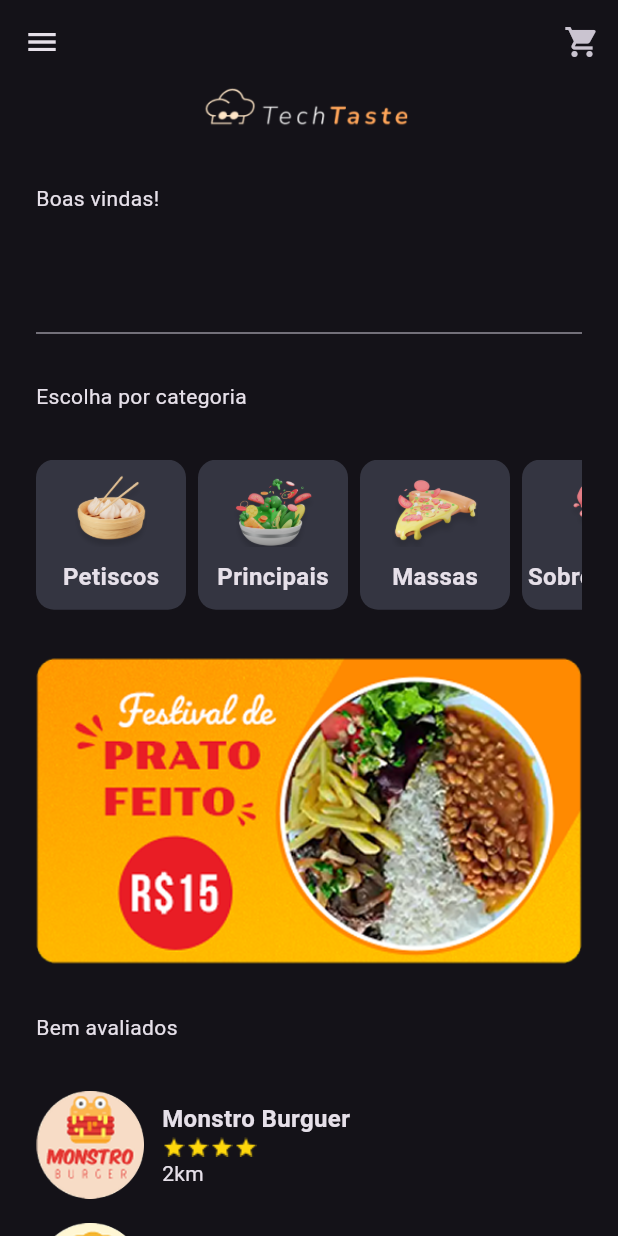
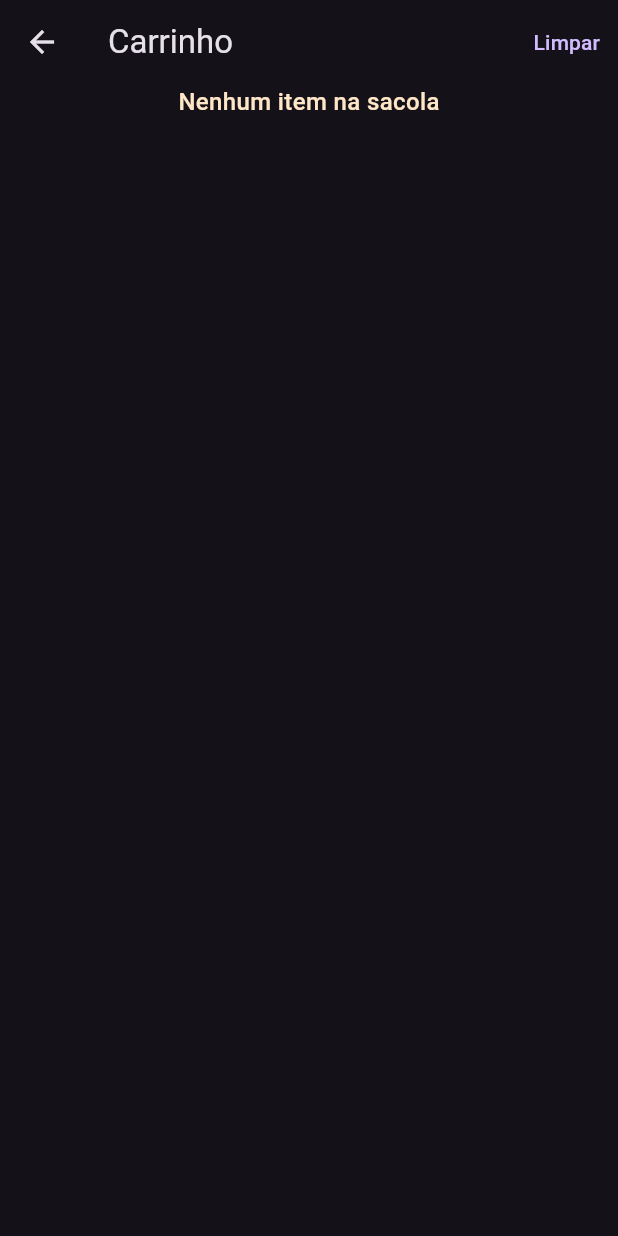
Before and after one commit to sucodelarangela/flutter-delivery-app, a Flutter app: the screen it shows after launch, after a tap on "Bora!", after a tap on the "shopping cart" icon, on a phone screen of 412 x 824 dp. Run offline on Flutter 3.47's test engine with Material 3 defaults, Android fonts, the phone set to English and light mode, and no system bars; our stand-ins replace badges.

Commit message:
feat: shopping cart

```diff
--- a/lib/main.dart
+++ b/lib/main.dart
@@ -38,6 +38,10 @@ class MyApp extends StatelessWidget {
 
   @override
   Widget build(BuildContext context) {
-    return MaterialApp(theme: AppTheme.appTheme, home: SplashScreen());
+    return MaterialApp(
+      debugShowCheckedModeBanner: false,
+      theme: AppTheme.appTheme,
+      home: SplashScreen(),
+    );
   }
 }
--- /dev/null
+++ b/lib/ui/_core/widgets/appbar.dart
@@ -0,0 +1,36 @@
+import 'package:flutter/material.dart';
+import 'package:flutter_delivery_app/ui/_core/cart_provider.dart';
+import 'package:flutter_delivery_app/ui/checkout/checkout_screen.dart';
+import 'package:provider/provider.dart';
+import 'package:badges/badges.dart' as badges;
+
+AppBar getAppBar({required BuildContext context, String? title}) {
+  // AppBar recebe um listener de CartProvider
+  CartProvider cartProvider = Provider.of<CartProvider>(context);
+  return AppBar(
+    title: title != null ? Text(title) : null,
+    centerTitle: true,
+    actions: [
+      badges.Badge(
+        showBadge: cartProvider.dishesOnCart.isNotEmpty,
+        position: badges.BadgePosition.bottomStart(start: 0, bottom: 0),
+        badgeContent: Text(
+          cartProvider.dishesOnCart.length.toString(),
+          style: TextStyle(fontSize: 10),
+        ),
+        child: IconButton(
+          onPressed:
+              () => Navigator.push(
+                context,
+                MaterialPageRoute(
+                  builder: (context) {
+                    return CheckoutScreen();
+                  },
+                ),
+              ),
+          icon: Icon(Icons.shopping_cart),
+        ),
+      ),
+    ],
+  );
+}
--- /dev/null
+++ b/lib/ui/checkout/checkout_screen.dart
@@ -0,0 +1,95 @@
+import 'package:flutter/material.dart';
+import 'package:flutter_delivery_app/model/dish.dart';
+import 'package:flutter_delivery_app/ui/_core/app_colors.dart';
+import 'package:flutter_delivery_app/ui/_core/cart_provider.dart';
+import 'package:provider/provider.dart';
+
+class CheckoutScreen extends StatelessWidget {
+  const CheckoutScreen({super.key});
+
+  @override
+  Widget build(BuildContext context) {
+    CartProvider cartProvider = Provider.of<CartProvider>(context);
+
+    return Scaffold(
+      appBar: AppBar(
+        title: Text("Carrinho"),
+        actions: [
+          TextButton(
+            onPressed: () => cartProvider.clearCart(),
+            child: Text("Limpar"),
+          ),
+        ],
+      ),
+      body:
+          cartProvider.dishesOnCart.isEmpty
+              ? const Row(
+                mainAxisAlignment: MainAxisAlignment.center,
+                children: [
+                  Text(
+                    'Nenhum item na sacola',
+                    style: TextStyle(
+                      fontSize: 16,
+                      fontWeight: FontWeight.w500,
+                      color: AppColors.lightOrange,
+                    ),
+                  ),
+                ],
+              )
+              : Padding(
+                padding: const EdgeInsets.symmetric(horizontal: 24),
+                child: SingleChildScrollView(
+                  child: Column(
+                    crossAxisAlignment: CrossAxisAlignment.start,
+                    children: [
+                      Text("Pedidos"),
+                      Column(
+                        children: List.generate(
+                          cartProvider.getDishMapByAmount().keys.length,
+                          (index) {
+                            Dish dish =
+                                cartProvider
+                                    .getDishMapByAmount()
+                                    .keys
+                                    .toList()[index];
+                            return ListTile(
+                              leading: Image.asset(
+                                'assets/dishes/default.png',
+                                width: 48,
+                              ),
+                              title: Text(dish.name),
+                              subtitle: Text(
+                                'R\$ ${dish.price.toStringAsFixed(2)}',
+                              ),
+                              trailing: Row(
+                                mainAxisSize: MainAxisSize.min,
+                                children: [
+                                  IconButton(
+                                    onPressed:
+                                        () => cartProvider.removeDish(dish),
+                                    icon: Icon(Icons.remove),
+                                  ),
+                                  Text(
+                                    cartProvider
+                                        .getDishMapByAmount()[dish]
+                                        .toString(),
+                                    style: TextStyle(fontSize: 16),
+                                  ),
+                                  IconButton(
+                                    onPressed:
+                                        () => cartProvider.addAllDishes([dish]),
+                                    icon: Icon(Icons.add),
+                                  ),
+                                ],
+                              ),
+                            );
+                          },
+                        ),
+                      ),
+                    ],
+                  ),
+                ),
+              ),
+    );
+  }
+}
--- a/lib/ui/home/home_screen.dart
+++ b/lib/ui/home/home_screen.dart
@@ -2,6 +2,7 @@ import 'package:flutter/material.dart';
 import 'package:flutter_delivery_app/data/categories_data.dart';
 import 'package:flutter_delivery_app/data/restaurant_data.dart';
 import 'package:flutter_delivery_app/model/restaurant.dart';
+import 'package:flutter_delivery_app/ui/_core/widgets/appbar.dart';
 import 'package:flutter_delivery_app/ui/home/widgets/category_widget.dart';
 import 'package:flutter_delivery_app/ui/home/widgets/restaurant_widget.dart';
 import 'package:provider/provider.dart';
@@ -15,16 +16,7 @@ class HomeScreen extends StatelessWidget {
     RestaurantData restaurantData = Provider.of<RestaurantData>(context);
 
     return Scaffold(
-      appBar: AppBar(
-        actions: [
-          IconButton(
-            icon: const Icon(Icons.shopping_cart),
-            onPressed: () {
-              // Ação do botão de pesquisa
-            },
-          ),
-        ],
-      ),
+      appBar: getAppBar(context: context),
       drawer: Drawer(),
       body: Padding(
         padding: EdgeInsets.symmetric(horizontal: 24),
--- a/pubspec.yaml
+++ b/pubspec.yaml
@@ -11,6 +11,7 @@ dependencies:
     sdk: flutter
   cupertino_icons: ^1.0.8
   provider: ^6.1.4
+  badges: ^3.1.2
 
 dev_dependencies:
   flutter_test:
```
Also changed, not shown: lib/ui/restaurant/restaurant_screen.dart (+11 -2 lines), pubspec.lock.
